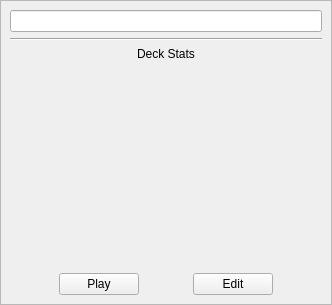
This is main_menu/deck.ui in Szybet/sanki as Qt 5 draws it before an edit. The edited form follows.
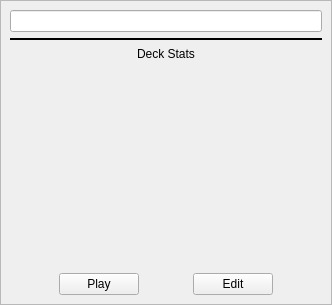
This is the edited form.

```diff
--- a/main_menu/deck.ui
+++ b/main_menu/deck.ui
@@ -95,6 +95,12 @@
             <verstretch>0</verstretch>
            </sizepolicy>
           </property>
+          <property name="frameShadow">
+           <enum>QFrame::Plain</enum>
+          </property>
+          <property name="lineWidth">
+           <number>2</number>
+          </property>
           <property name="orientation">
            <enum>Qt::Horizontal</enum>
           </property>
```
